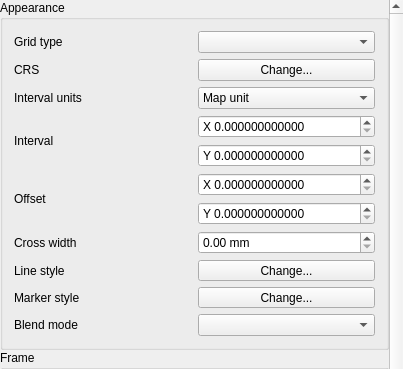
First picture: the form in src/ui/layout/qgslayoutmapgridwidgetbase.ui, repository qgis/QGIS, before the edit; both pictures show x 0 to 403 and y 0 to 369 of the 403 by 734 pixel window.
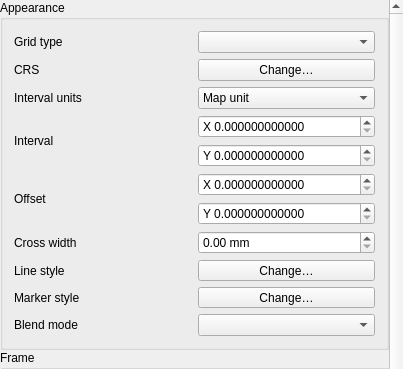
Second picture: the form after the edit. Icons and pictures are not drawn. Custom widgets are drawn as their Qt base class.

Patch:
```diff
--- a/src/ui/layout/qgslayoutmapgridwidgetbase.ui
+++ b/src/ui/layout/qgslayoutmapgridwidgetbase.ui
@@ -106,7 +106,7 @@
           <item row="1" column="1">
            <widget class="QPushButton" name="mMapGridCRSButton">
             <property name="text">
-             <string>Change...</string>
+             <string>Change…</string>
             </property>
            </widget>
           </item>
@@ -278,7 +278,7 @@
              </sizepolicy>
             </property>
             <property name="text">
-             <string>Change...</string>
+             <string>Change…</string>
             </property>
            </widget>
           </item>
@@ -291,7 +291,7 @@
              </sizepolicy>
             </property>
             <property name="text">
-             <string>Change...</string>
+             <string>Change…</string>
             </property>
            </widget>
           </item>
```
